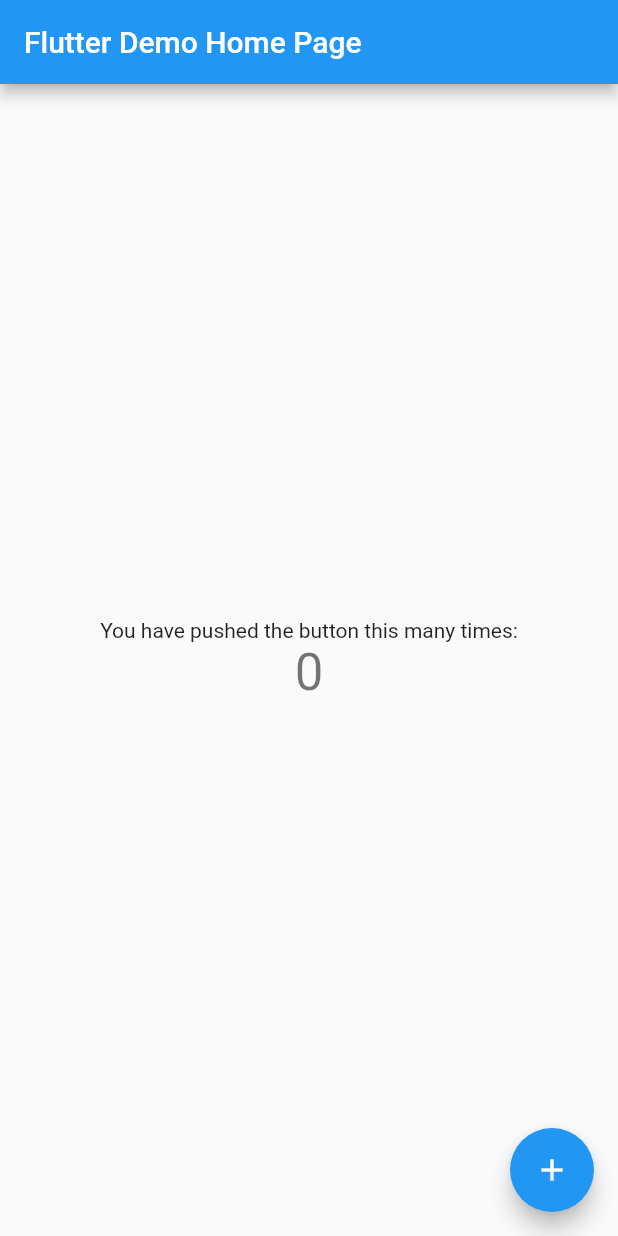
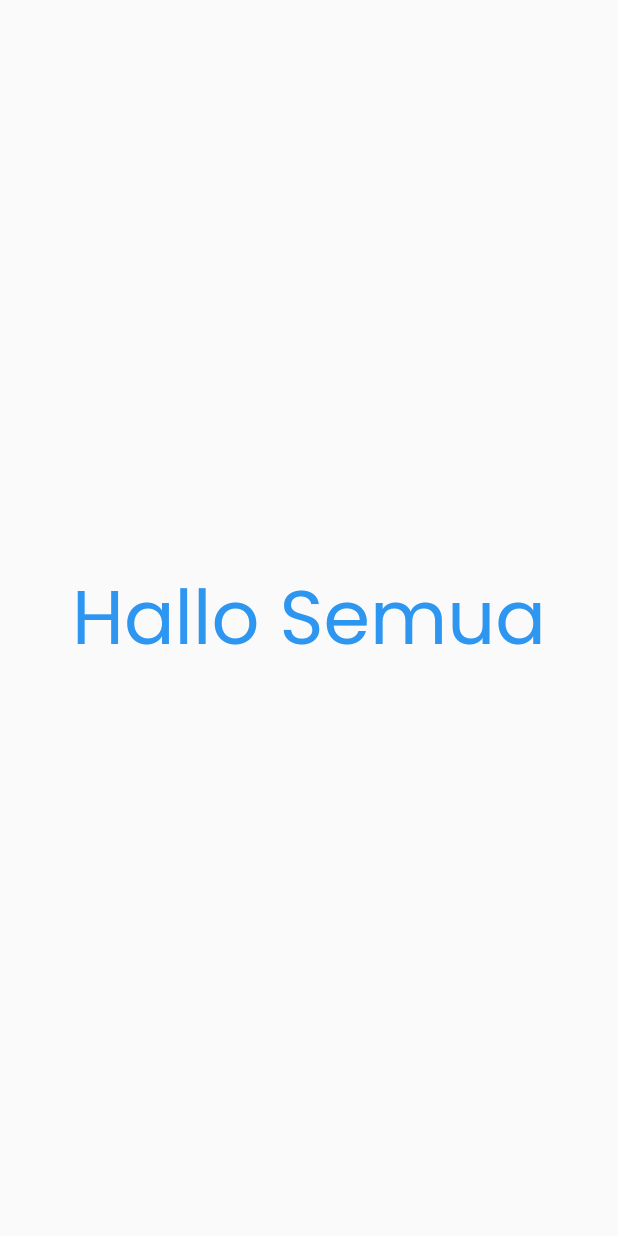
Before and after one commit to DeniJuly/shamo-app, a Flutter app: the screen it shows after launch, on a phone screen of 412 x 824 dp. Run offline on Flutter 3.47's test engine with Material 2 defaults, Android fonts, the phone set to English and light mode, and no system bars; our stand-ins replace google_fonts.

Commit message:
make theme configuration

```diff
--- a/lib/main.dart
+++ b/lib/main.dart
@@ -1,115 +1,32 @@
 import 'package:flutter/material.dart';
+import 'package:google_fonts/google_fonts.dart';
+import 'package:shamo_app/config/theme.dart';
 
-void main() {
-  runApp(const MyApp());
-}
+void main() => runApp(MyApp());
 
 class MyApp extends StatelessWidget {
   const MyApp({Key? key}) : super(key: key);
 
-  // This widget is the root of your application.
   @override
   Widget build(BuildContext context) {
     return MaterialApp(
-      title: 'Flutter Demo',
-      theme: ThemeData(
-        // This is the theme of your application.
-        //
-        // Try running your application with "flutter run". You'll see the
-        // application has a blue toolbar. Then, without quitting the app, try
-        // changing the primarySwatch below to Colors.green and then invoke
-        // "hot reload" (press "r" in the console where you ran "flutter run",
-        // or simply save your changes to "hot reload" in a Flutter IDE).
-        // Notice that the counter didn't reset back to zero; the application
-        // is not restarted.
-        primarySwatch: Colors.blue,
-      ),
-      home: const MyHomePage(title: 'Flutter Demo Home Page'),
+      debugShowCheckedModeBanner: false,
+      home: HomePage(),
     );
   }
 }
 
-class MyHomePage extends StatefulWidget {
-  const MyHomePage({Key? key, required this.title}) : super(key: key);
-
-  // This widget is the home page of your application. It is stateful, meaning
-  // that it has a State object (defined below) that contains fields that affect
-  // how it looks.
-
-  // This class is the configuration for the state. It holds the values (in this
-  // case the title) provided by the parent (in this case the App widget) and
-  // used by the build method of the State. Fields in a Widget subclass are
-  // always marked "final".
-
-  final String title;
-
-  @override
-  State<MyHomePage> createState() => _MyHomePageState();
-}
-
-class _MyHomePageState extends State<MyHomePage> {
-  int _counter = 0;
-
-  void _incrementCounter() {
-    setState(() {
-      // This call to setState tells the Flutter framework that something has
-      // changed in this State, which causes it to rerun the build method below
-      // so that the display can reflect the updated values. If we changed
-      // _counter without calling setState(), then the build method would not be
-      // called again, and so nothing would appear to happen.
-      _counter++;
-    });
-  }
+class HomePage extends StatelessWidget {
+  const HomePage({Key? key}) : super(key: key);
 
   @override
   Widget build(BuildContext context) {
-    // This method is rerun every time setState is called, for instance as done
-    // by the _incrementCounter method above.
-    //
-    // The Flutter framework has been optimized to make rerunning build methods
-    // fast, so that you can just rebuild anything that needs updating rather
-    // than having to individually change instances of widgets.
     return Scaffold(
-      appBar: AppBar(
-        // Here we take the value from the MyHomePage object that was created by
-        // the App.build method, and use it to set our appbar title.
-        title: Text(widget.title),
-      ),
       body: Center(
-        // Center is a layout widget. It takes a single child and positions it
-        // in the middle of the parent.
-        child: Column(
-          // Column is also a layout widget. It takes a list of children and
-          // arranges them vertically. By default, it sizes itself to fit its
-          // children horizontally, and tries to be as tall as its parent.
-          //
-          // Invoke "debug painting" (press "p" in the console, choose the
-          // "Toggle Debug Paint" action from the Flutter Inspector in Android
-          // Studio, or the "Toggle Debug Paint" command in Visual Studio Code)
-          // to see the wireframe for each widget.
-          //
-          // Column has various properties to control how it sizes itself and
-          // how it positions its children. Here we use mainAxisAlignment to
-          // center the children vertically; the main axis here is the vertical
-          // axis because Columns are vertical (the cross axis would be
-          // horizontal).
-          mainAxisAlignment: MainAxisAlignment.center,
-          children: <Widget>[
-            const Text(
-              'You have pushed the button this many times:',
-            ),
-            Text(
-              '$_counter',
-              style: Theme.of(context).textTheme.headline4,
-            ),
-          ],
-        ),
-      ),
-      floatingActionButton: FloatingActionButton(
-        onPressed: _incrementCounter,
-        tooltip: 'Increment',
-        child: const Icon(Icons.add),
-      ), // This trailing comma makes auto-formatting nicer for build methods.
+          child: Text(
+        'Hallo Semua',
+        style: priceTextStyle.copyWith(fontSize: 50),
+      )),
     );
   }
 }
--- a/pubspec.yaml
+++ b/pubspec.yaml
@@ -34,6 +34,7 @@ dependencies:
   # The following adds the Cupertino Icons font to your application.
   # Use with the CupertinoIcons class for iOS style icons.
   cupertino_icons: ^1.0.2
+  google_fonts: ^2.3.1
 
 dev_dependencies:
   flutter_test:
@@ -58,8 +59,9 @@ flutter:
   uses-material-design: true
 
   # To add assets to your application, add an assets section, like this:
-  # assets:
-  #   - images/a_dot_burr.jpeg
+  assets:
+    - assets/icons/
+    - assets/images/
   #   - images/a_dot_ham.jpeg
 
   # An image asset can refer to one or more resolution-specific "variants", see
```
Also changed, not shown: lib/config/theme.dart (added, +22 -0 lines), pubspec.lock, 1 other file.
